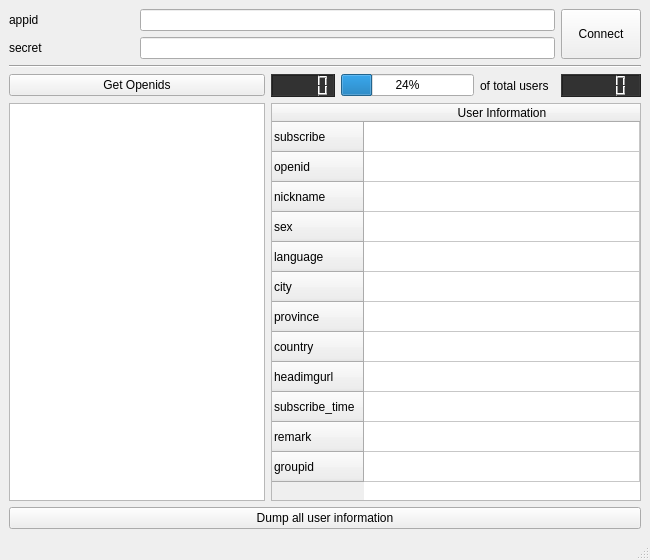
Old version of the form MainWindow.ui in the repository BigTailWolf/WeChatServiceAnalyzerProto.
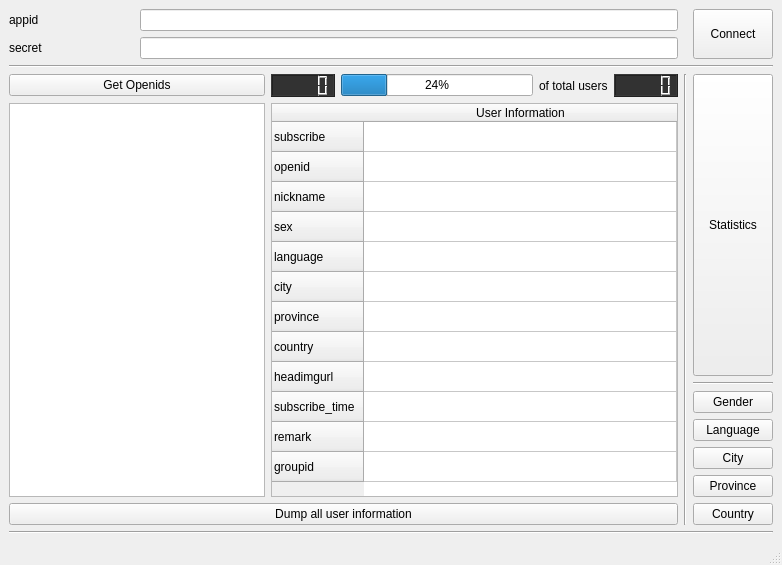
New version of the form.

Commit message: Add UI part of statistic

```diff
--- a/MainWindow.ui
+++ b/MainWindow.ui
@@ -6,14 +6,14 @@
    <rect>
     <x>0</x>
     <y>0</y>
-    <width>650</width>
-    <height>560</height>
+    <width>782</width>
+    <height>565</height>
    </rect>
   </property>
   <property name="minimumSize">
    <size>
     <width>650</width>
-    <height>560</height>
+    <height>565</height>
    </size>
   </property>
   <property name="windowTitle">
@@ -21,10 +21,38 @@
   </property>
   <widget class="QWidget" name="centralwidget">
    <layout class="QGridLayout" name="gridLayout">
-    <item row="1" column="1" colspan="5">
-     <widget class="QLineEdit" name="lineEdit_secret"/>
+    <item row="11" column="0" colspan="8">
+     <widget class="Line" name="line_3">
+      <property name="orientation">
+       <enum>Qt::Horizontal</enum>
+      </property>
+     </widget>
     </item>
-    <item row="0" column="6" rowspan="2">
+    <item row="6" column="7">
+     <widget class="QPushButton" name="pushButton_gender">
+      <property name="text">
+       <string>Gender</string>
+      </property>
+     </widget>
+    </item>
+    <item row="7" column="7">
+     <widget class="QPushButton" name="pushButton_language">
+      <property name="text">
+       <string>Language</string>
+      </property>
+     </widget>
+    </item>
+    <item row="3" column="5">
+     <widget class="QLCDNumber" name="lcdNumber_totalUsers">
+      <property name="styleSheet">
+       <string notr="true">QLCDNumber{
+    color: rgb(100, 200, 0);    
+    background-color: rgb(50, 50, 50);
+}</string>
+      </property>
+     </widget>
+    </item>
+    <item row="0" column="7" rowspan="2">
      <widget class="QPushButton" name="pushButton_connect">
       <property name="sizePolicy">
        <sizepolicy hsizetype="Minimum" vsizetype="Minimum">
@@ -44,13 +72,6 @@
       </property>
      </widget>
     </item>
-    <item row="7" column="0" colspan="7">
-     <widget class="QPushButton" name="pushButton_dump_all_user">
-      <property name="text">
-       <string>Dump all user information</string>
-      </property>
-     </widget>
-    </item>
     <item row="1" column="0">
      <widget class="QLabel" name="label_secret">
       <property name="text">
@@ -58,6 +79,9 @@
       </property>
      </widget>
     </item>
+    <item row="1" column="1" colspan="5">
+     <widget class="QLineEdit" name="lineEdit_secret"/>
+    </item>
     <item row="3" column="0" colspan="2">
      <widget class="QPushButton" name="pushButton_get_openids">
       <property name="text">
@@ -65,24 +89,7 @@
       </property>
      </widget>
     </item>
-    <item row="0" column="1" colspan="5">
-     <widget class="QLineEdit" name="lineEdit_appid"/>
-    </item>
-    <item row="3" column="3">
-     <widget class="QProgressBar" name="progressBar">
-      <property name="value">
-       <number>24</number>
-      </property>
-     </widget>
-    </item>
-    <item row="2" column="0" colspan="7">
-     <widget class="Line" name="line">
-      <property name="orientation">
-       <enum>Qt::Horizontal</enum>
-      </property>
-     </widget>
-    </item>
-    <item row="5" column="2" rowspan="2" colspan="5">
+    <item row="4" column="2" rowspan="6" colspan="4">
      <widget class="QTableWidget" name="tableWidget">
       <property name="minimumSize">
        <size>
@@ -168,19 +175,20 @@
       </item>
      </widget>
     </item>
-    <item row="5" column="0" rowspan="2" colspan="2">
-     <widget class="QListWidget" name="listWidget">
-      <property name="sizePolicy">
-       <sizepolicy hsizetype="Preferred" vsizetype="Expanding">
-        <horstretch>0</horstretch>
-        <verstretch>0</verstretch>
-       </sizepolicy>
+    <item row="0" column="1" colspan="5">
+     <widget class="QLineEdit" name="lineEdit_appid"/>
+    </item>
+    <item row="3" column="3">
+     <widget class="QProgressBar" name="progressBar">
+      <property name="value">
+       <number>24</number>
       </property>
-      <property name="minimumSize">
-       <size>
-        <width>256</width>
-        <height>384</height>
-       </size>
+     </widget>
+    </item>
+    <item row="2" column="0" colspan="8">
+     <widget class="Line" name="line">
+      <property name="orientation">
+       <enum>Qt::Horizontal</enum>
       </property>
      </widget>
     </item>
@@ -201,13 +209,77 @@
       </property>
      </widget>
     </item>
-    <item row="3" column="6">
-     <widget class="QLCDNumber" name="lcdNumber_totalUsers">
-      <property name="styleSheet">
-       <string notr="true">QLCDNumber{
-    color: rgb(100, 200, 0);    
-    background-color: rgb(50, 50, 50);
-}</string>
+    <item row="10" column="0" colspan="6">
+     <widget class="QPushButton" name="pushButton_dump_all_user">
+      <property name="text">
+       <string>Dump all user information</string>
+      </property>
+     </widget>
+    </item>
+    <item row="3" column="6" rowspan="8">
+     <widget class="Line" name="line_2">
+      <property name="orientation">
+       <enum>Qt::Vertical</enum>
+      </property>
+     </widget>
+    </item>
+    <item row="4" column="0" rowspan="6" colspan="2">
+     <widget class="QListWidget" name="listWidget">
+      <property name="sizePolicy">
+       <sizepolicy hsizetype="Preferred" vsizetype="Expanding">
+        <horstretch>0</horstretch>
+        <verstretch>0</verstretch>
+       </sizepolicy>
+      </property>
+      <property name="minimumSize">
+       <size>
+        <width>256</width>
+        <height>384</height>
+       </size>
+      </property>
+     </widget>
+    </item>
+    <item row="5" column="7">
+     <widget class="Line" name="line_4">
+      <property name="orientation">
+       <enum>Qt::Horizontal</enum>
+      </property>
+     </widget>
+    </item>
+    <item row="9" column="7">
+     <widget class="QPushButton" name="pushButton_province">
+      <property name="text">
+       <string>Province</string>
+      </property>
+     </widget>
+    </item>
+    <item row="8" column="7">
+     <widget class="QPushButton" name="pushButton_city">
+      <property name="text">
+       <string>City</string>
+      </property>
+     </widget>
+    </item>
+    <item row="3" column="7" rowspan="2">
+     <widget class="QPushButton" name="pushButton_statistics">
+      <property name="sizePolicy">
+       <sizepolicy hsizetype="Minimum" vsizetype="Minimum">
+        <horstretch>0</horstretch>
+        <verstretch>0</verstretch>
+       </sizepolicy>
+      </property>
+      <property name="text">
+       <string>Statistics</string>
+      </property>
+      <property name="autoDefault">
+       <bool>false</bool>
+      </property>
+     </widget>
+    </item>
+    <item row="10" column="7">
+     <widget class="QPushButton" name="pushButton_country">
+      <property name="text">
+       <string>Country</string>
       </property>
      </widget>
     </item>
```
The commit also changes 4 other files.
